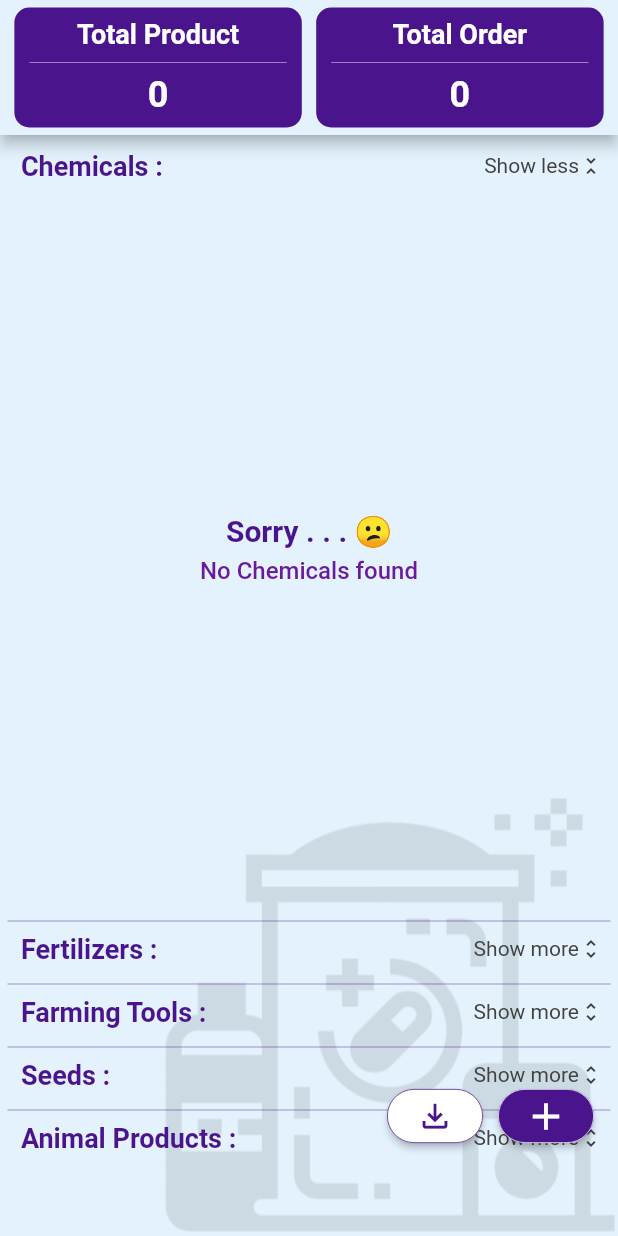
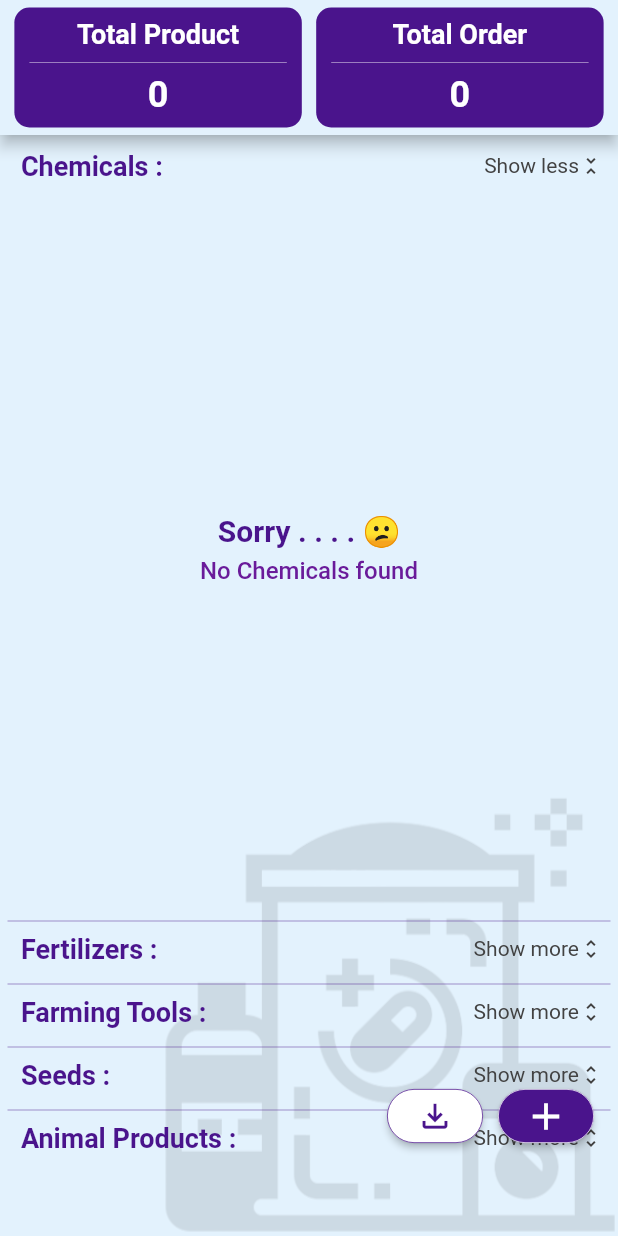
Before and after one commit to IleVaibhav/FarmFuel, a Flutter app: the ProductScreen screen opened directly, after a tap on "Chemicals :", on a phone screen of 412 x 824 dp. Run offline on Flutter 3.47's test engine with Material 2 defaults, Android fonts, the phone set to English and light mode, and no system bars; our stand-ins replace cloud_firestore, curved_navigation_bar, firebase_auth, firebase_core, firebase_database, firebase_storage and 2 more; accounts and stored records are empty.

Commit message:
Project finished.

```diff
--- a/lib/common_widget.dart
+++ b/lib/common_widget.dart
@@ -123,7 +123,7 @@ Widget customGridViewBuilder({
                                 mainAxisAlignment: MainAxisAlignment.center,
                                 children: [
                                     Text(
-                                        "Sorry . . . 😕",
+                                        "Sorry . . . . 😕",
                                         style: TextStyle(
                                             fontSize: 20,
                                             fontWeight: FontWeight.w600,
```
